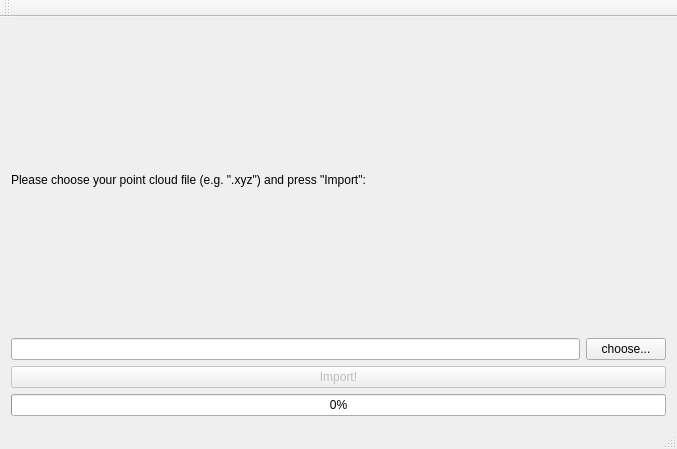
Before: the Qt Designer form PointCloud2Blender/mainwindow.ui in GSORF/PointCloud2Blender, drawn with Qt 5.
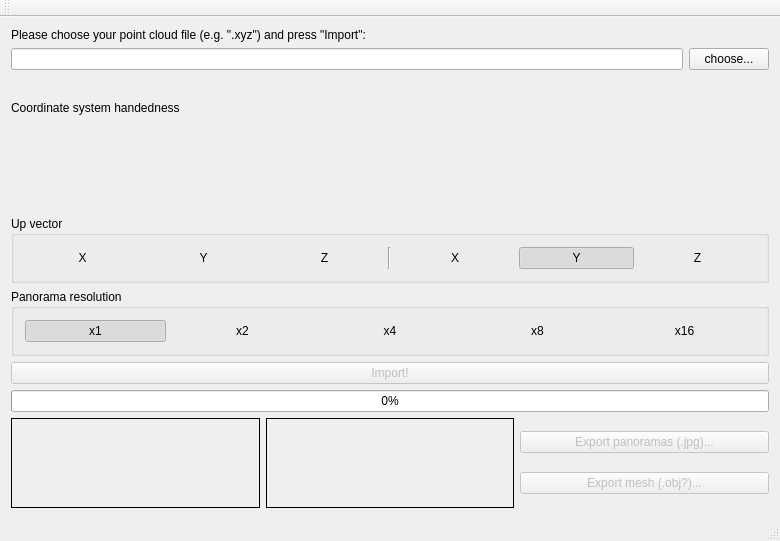
After: the same form once the commit is applied. Icons and pictures are not drawn.

Commit message: New UI elements for Panorama settings, viewing and export

```diff
--- a/PointCloud2Blender/mainwindow.ui
+++ b/PointCloud2Blender/mainwindow.ui
@@ -6,8 +6,8 @@
    <rect>
     <x>0</x>
     <y>0</y>
-    <width>677</width>
-    <height>449</height>
+    <width>780</width>
+    <height>541</height>
    </rect>
   </property>
   <property name="windowTitle">
@@ -16,7 +16,7 @@
   <widget class="QWidget" name="centralWidget">
    <property name="maximumSize">
     <size>
-     <width>677</width>
+     <width>16777215</width>
      <height>16777215</height>
     </size>
    </property>
@@ -24,14 +24,20 @@
     <item>
      <layout class="QVBoxLayout" name="verticalLayout">
       <item>
-       <widget class="QLabel" name="label">
+       <widget class="QLabel" name="lblChooseFile">
+        <property name="sizePolicy">
+         <sizepolicy hsizetype="Preferred" vsizetype="Fixed">
+          <horstretch>0</horstretch>
+          <verstretch>0</verstretch>
+         </sizepolicy>
+        </property>
         <property name="text">
          <string>Please choose your point cloud file (e.g. &quot;.xyz&quot;) and press &quot;Import&quot;:</string>
         </property>
        </widget>
       </item>
       <item>
-       <layout class="QHBoxLayout" name="horizontalLayout">
+       <layout class="QHBoxLayout" name="layoutChooseFile">
         <item>
          <widget class="QLineEdit" name="txtFilePathImport"/>
         </item>
@@ -44,6 +50,237 @@
         </item>
        </layout>
       </item>
+      <item>
+       <layout class="QVBoxLayout" name="layoutPanoramaSettings">
+        <item>
+         <widget class="QLabel" name="lblCoordinateSystemInfo">
+          <property name="text">
+           <string>Coordinate system handedness</string>
+          </property>
+         </widget>
+        </item>
+        <item>
+         <widget class="QLabel" name="lblCoordinateSystemImage">
+          <property name="text">
+           <string/>
+          </property>
+          <property name="pixmap">
+           <pixmap resource="ressource.qrc">:/application/assets/handedness.png</pixmap>
+          </property>
+          <property name="alignment">
+           <set>Qt::AlignCenter</set>
+          </property>
+         </widget>
+        </item>
+        <item>
+         <widget class="QGroupBox" name="gbUpVector">
+          <property name="title">
+           <string>Up vector</string>
+          </property>
+          <layout class="QHBoxLayout" name="horizontalLayout">
+           <item>
+            <widget class="QPushButton" name="btnUpVectorLeftX">
+             <property name="text">
+              <string>X</string>
+             </property>
+             <property name="checkable">
+              <bool>true</bool>
+             </property>
+             <property name="autoExclusive">
+              <bool>true</bool>
+             </property>
+             <property name="flat">
+              <bool>true</bool>
+             </property>
+            </widget>
+           </item>
+           <item>
+            <widget class="QPushButton" name="btnUpVectorLeftY">
+             <property name="text">
+              <string>Y</string>
+             </property>
+             <property name="checkable">
+              <bool>true</bool>
+             </property>
+             <property name="autoExclusive">
+              <bool>true</bool>
+             </property>
+             <property name="flat">
+              <bool>true</bool>
+             </property>
+            </widget>
+           </item>
+           <item>
+            <widget class="QPushButton" name="btnUpVectorLeftZ">
+             <property name="text">
+              <string>Z</string>
+             </property>
+             <property name="checkable">
+              <bool>true</bool>
+             </property>
+             <property name="autoExclusive">
+              <bool>true</bool>
+             </property>
+             <property name="flat">
+              <bool>true</bool>
+             </property>
+            </widget>
+           </item>
+           <item>
+            <widget class="Line" name="upVectorSeparator">
+             <property name="orientation">
+              <enum>Qt::Vertical</enum>
+             </property>
+            </widget>
+           </item>
+           <item>
+            <widget class="QPushButton" name="btnUpVectorRightX">
+             <property name="text">
+              <string>X</string>
+             </property>
+             <property name="checkable">
+              <bool>true</bool>
+             </property>
+             <property name="autoExclusive">
+              <bool>true</bool>
+             </property>
+             <property name="flat">
+              <bool>true</bool>
+             </property>
+            </widget>
+           </item>
+           <item>
+            <widget class="QPushButton" name="btnUpVectorRightY">
+             <property name="text">
+              <string>Y</string>
+             </property>
+             <property name="checkable">
+              <bool>true</bool>
+             </property>
+             <property name="checked">
+              <bool>true</bool>
+             </property>
+             <property name="autoExclusive">
+              <bool>true</bool>
+             </property>
+             <property name="flat">
+              <bool>true</bool>
+             </property>
+            </widget>
+           </item>
+           <item>
+            <widget class="QPushButton" name="btnUpVectorRightZ">
+             <property name="text">
+              <string>Z</string>
+             </property>
+             <property name="checkable">
+              <bool>true</bool>
+             </property>
+             <property name="autoExclusive">
+              <bool>true</bool>
+             </property>
+             <property name="flat">
+              <bool>true</bool>
+             </property>
+            </widget>
+           </item>
+          </layout>
+         </widget>
+        </item>
+        <item>
+         <widget class="QGroupBox" name="gpPanoramaResolution">
+          <property name="title">
+           <string>Panorama resolution</string>
+          </property>
+          <layout class="QHBoxLayout" name="horizontalLayout_2">
+           <item>
+            <widget class="QPushButton" name="btnPanoramaResolutionX1">
+             <property name="text">
+              <string>x1</string>
+             </property>
+             <property name="checkable">
+              <bool>true</bool>
+             </property>
+             <property name="checked">
+              <bool>true</bool>
+             </property>
+             <property name="autoExclusive">
+              <bool>true</bool>
+             </property>
+             <property name="flat">
+              <bool>true</bool>
+             </property>
+            </widget>
+           </item>
+           <item>
+            <widget class="QPushButton" name="btnPanoramaResolutionX2">
+             <property name="text">
+              <string>x2</string>
+             </property>
+             <property name="checkable">
+              <bool>true</bool>
+             </property>
+             <property name="autoExclusive">
+              <bool>true</bool>
+             </property>
+             <property name="flat">
+              <bool>true</bool>
+             </property>
+            </widget>
+           </item>
+           <item>
+            <widget class="QPushButton" name="btnPanoramaResolutionX4">
+             <property name="text">
+              <string>x4</string>
+             </property>
+             <property name="checkable">
+              <bool>true</bool>
+             </property>
+             <property name="autoExclusive">
+              <bool>true</bool>
+             </property>
+             <property name="flat">
+              <bool>true</bool>
+             </property>
+            </widget>
+           </item>
+           <item>
+            <widget class="QPushButton" name="btnPanoramaResolutionX8">
+             <property name="text">
+              <string>x8</string>
+             </property>
+             <property name="checkable">
+              <bool>true</bool>
+             </property>
+             <property name="autoExclusive">
+              <bool>true</bool>
+             </property>
+             <property name="flat">
+              <bool>true</bool>
+             </property>
+            </widget>
+           </item>
+           <item>
+            <widget class="QPushButton" name="btnPanoramaResolutionX16">
+             <property name="text">
+              <string>x16</string>
+             </property>
+             <property name="checkable">
+              <bool>true</bool>
+             </property>
+             <property name="autoExclusive">
+              <bool>true</bool>
+             </property>
+             <property name="flat">
+              <bool>true</bool>
+             </property>
+            </widget>
+           </item>
+          </layout>
+         </widget>
+        </item>
+       </layout>
+      </item>
       <item>
        <widget class="QPushButton" name="btnImport">
         <property name="enabled">
@@ -61,6 +298,66 @@
         </property>
        </widget>
       </item>
+      <item>
+       <layout class="QHBoxLayout" name="layoutPanoramaExport">
+        <item>
+         <widget class="QLabel" name="lblPanoramaDepth">
+          <property name="minimumSize">
+           <size>
+            <width>180</width>
+            <height>90</height>
+           </size>
+          </property>
+          <property name="frameShape">
+           <enum>QFrame::Box</enum>
+          </property>
+          <property name="text">
+           <string/>
+          </property>
+         </widget>
+        </item>
+        <item>
+         <widget class="QLabel" name="lblPanoramaColor">
+          <property name="minimumSize">
+           <size>
+            <width>180</width>
+            <height>90</height>
+           </size>
+          </property>
+          <property name="frameShape">
+           <enum>QFrame::Box</enum>
+          </property>
+          <property name="text">
+           <string/>
+          </property>
+         </widget>
+        </item>
+        <item>
+         <layout class="QVBoxLayout" name="layoutExportButtons">
+          <item>
+           <widget class="QPushButton" name="btnExportPanoramas">
+            <property name="enabled">
+             <bool>false</bool>
+            </property>
+            <property name="text">
+             <string>Export panoramas (.jpg)...</string>
+            </property>
+           </widget>
+          </item>
+          <item>
+           <widget class="QPushButton" name="btnExportMesh">
+            <property name="enabled">
+             <bool>false</bool>
+            </property>
+            <property name="text">
+             <string>Export mesh (.obj?)...</string>
+            </property>
+           </widget>
+          </item>
+         </layout>
+        </item>
+       </layout>
+      </item>
      </layout>
     </item>
    </layout>
```
Left out of the diff: 8 changed lines with no effect on the pictures. The commit also changes 2 other files.
